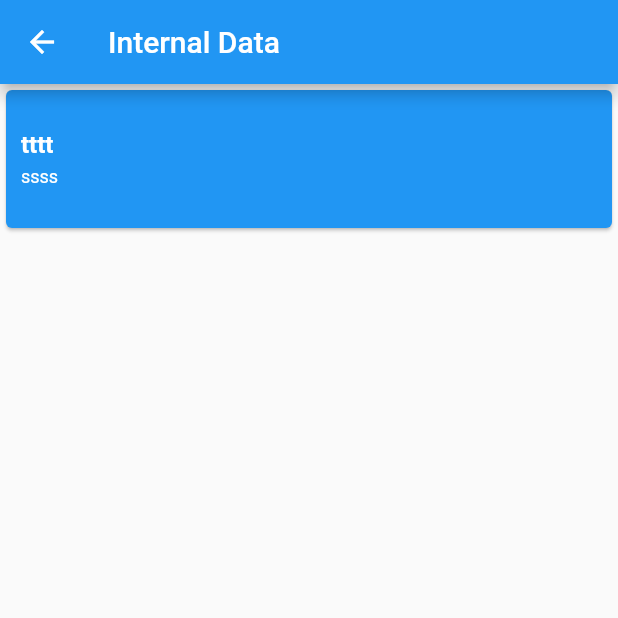
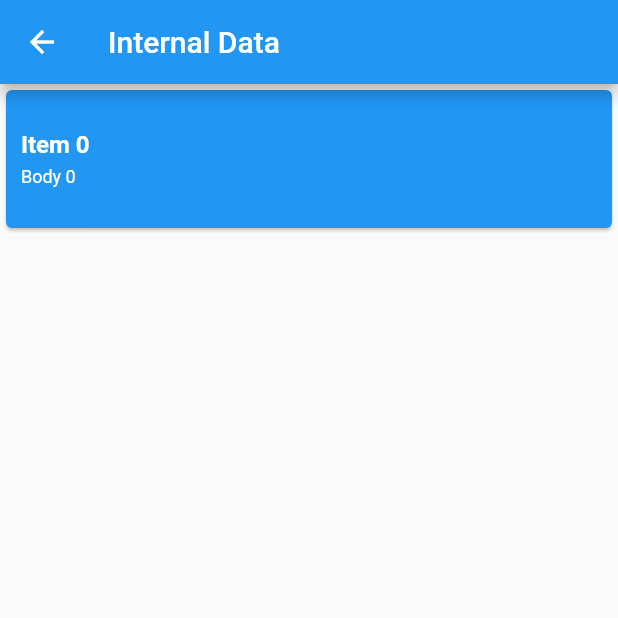
Before and after one commit to augustosalazar/F_202030_State_List, a Flutter app: the InternalList screen opened directly, after a tap on the "add" icon, on a phone screen of 412 x 824 dp, the top half of it. Run offline on Flutter 3.47's test engine with Material 2 defaults, Android fonts, the phone set to English and light mode, and no system bars.

Commit message:
add tap on item

```diff
--- a/lib/pages/internalList.dart
+++ b/lib/pages/internalList.dart
@@ -21,7 +21,10 @@ class _InternalListState extends State<InternalList> {
   }
 
   _addTodo() {
-    final todo = Todo(body: "ssss", title: "tttt", completed: 0);
+    final todo = Todo(
+        body: 'Body ' + this.todos.length.toString(),
+        title: 'Item ' + this.todos.length.toString(),
+        completed: 0);
 
     if (todo != null) {
       setState(() {
@@ -50,8 +53,13 @@ class _InternalListState extends State<InternalList> {
         contentPadding: EdgeInsets.all(10.0),
         title: _itemTitle(element),
         subtitle: _itemSubTitle(element),
+        onTap: () => _onTap(context, element, posicion),
       ),
     );
+  }
+
+  void _onTap(BuildContext context, Todo location, int posicion) {
+    print('Tap on ' + 'title: ${location.title} posicion ' + '$posicion');
   }
 
   Widget _itemTitle(Todo item) {
```
